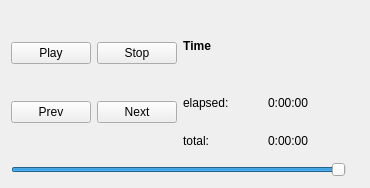
Above: core/dplugins/generic/view/presentation/audio/presentationaudiowidget.ui from RPhay/MyDigikam before the change. Below: the same form after it.
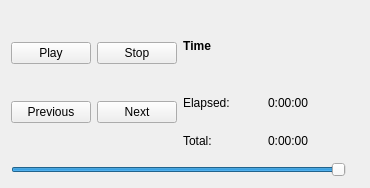
That is the form after the change.

```diff
--- a/core/dplugins/generic/view/presentation/audio/presentationaudiowidget.ui
+++ b/core/dplugins/generic/view/presentation/audio/presentationaudiowidget.ui
@@ -40,7 +40,7 @@
          <item row="1" column="0">
           <widget class="QPushButton" name="m_prevButton">
            <property name="text">
-            <string>Prev</string>
+            <string>Previous</string>
            </property>
           </widget>
          </item>
@@ -76,7 +76,7 @@
            <item row="0" column="0">
             <widget class="QLabel" name="label_2">
              <property name="text">
-              <string>elapsed:</string>
+              <string>Elapsed:</string>
              </property>
             </widget>
            </item>
@@ -90,7 +90,7 @@
            <item row="1" column="0">
             <widget class="QLabel" name="label_3">
              <property name="text">
-              <string>total:</string>
+              <string>Total:</string>
              </property>
             </widget>
            </item>
```
